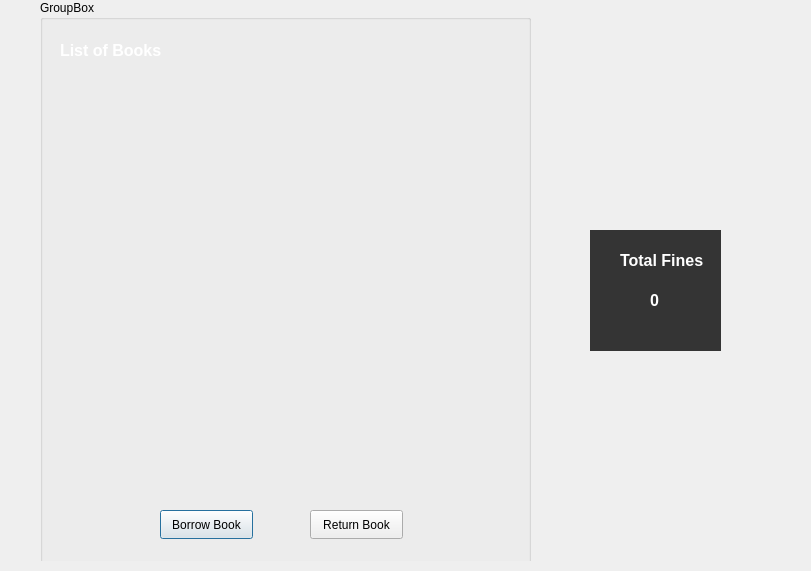
Qt form borrow_return_book.ui (kareemelramly/Library-Management-System) before a commit.
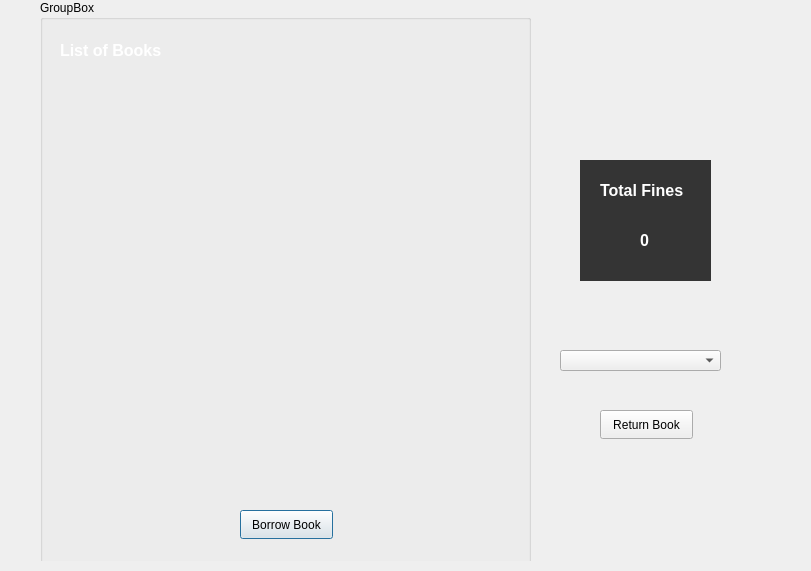
The same form after that commit. Icons and pictures are not drawn.

Commit message: Member class finished

```diff
--- a/borrow_return_book.ui
+++ b/borrow_return_book.ui
@@ -72,8 +72,8 @@
    <widget class="QLabel" name="label">
     <property name="geometry">
      <rect>
-      <x>590</x>
-      <y>320</y>
+      <x>570</x>
+      <y>250</y>
       <width>131</width>
       <height>21</height>
      </rect>
@@ -97,7 +97,7 @@
     <widget class="QPushButton" name="borrow_book_button">
      <property name="geometry">
       <rect>
-       <x>120</x>
+       <x>200</x>
        <y>510</y>
        <width>93</width>
        <height>29</height>
@@ -135,25 +135,12 @@
 }</string>
      </property>
     </widget>
-    <widget class="QPushButton" name="return_book_button">
-     <property name="geometry">
-      <rect>
-       <x>270</x>
-       <y>510</y>
-       <width>93</width>
-       <height>29</height>
-      </rect>
-     </property>
-     <property name="text">
-      <string>Return Book</string>
-     </property>
-    </widget>
    </widget>
    <widget class="QLabel" name="fines_money">
     <property name="geometry">
      <rect>
-      <x>620</x>
-      <y>360</y>
+      <x>610</x>
+      <y>300</y>
       <width>31</width>
       <height>20</height>
      </rect>
@@ -165,8 +152,8 @@
    <widget class="QLabel" name="labelback">
     <property name="geometry">
      <rect>
-      <x>560</x>
-      <y>300</y>
+      <x>550</x>
+      <y>230</y>
       <width>131</width>
       <height>121</height>
      </rect>
@@ -180,6 +167,29 @@
      <string/>
     </property>
    </widget>
+   <widget class="QPushButton" name="return_book_button">
+    <property name="geometry">
+     <rect>
+      <x>570</x>
+      <y>480</y>
+      <width>93</width>
+      <height>29</height>
+     </rect>
+    </property>
+    <property name="text">
+     <string>Return Book</string>
+    </property>
+   </widget>
+   <widget class="QComboBox" name="borrowed_books_combo_box">
+    <property name="geometry">
+     <rect>
+      <x>530</x>
+      <y>420</y>
+      <width>161</width>
+      <height>21</height>
+     </rect>
+    </property>
+   </widget>
    <zorder>labelback</zorder>
    <zorder>label</zorder>
    <zorder>groupBox</zorder>
```
Left out of the diff: 2 changed lines with no effect on the pictures. The commit also changes 8 other files.
